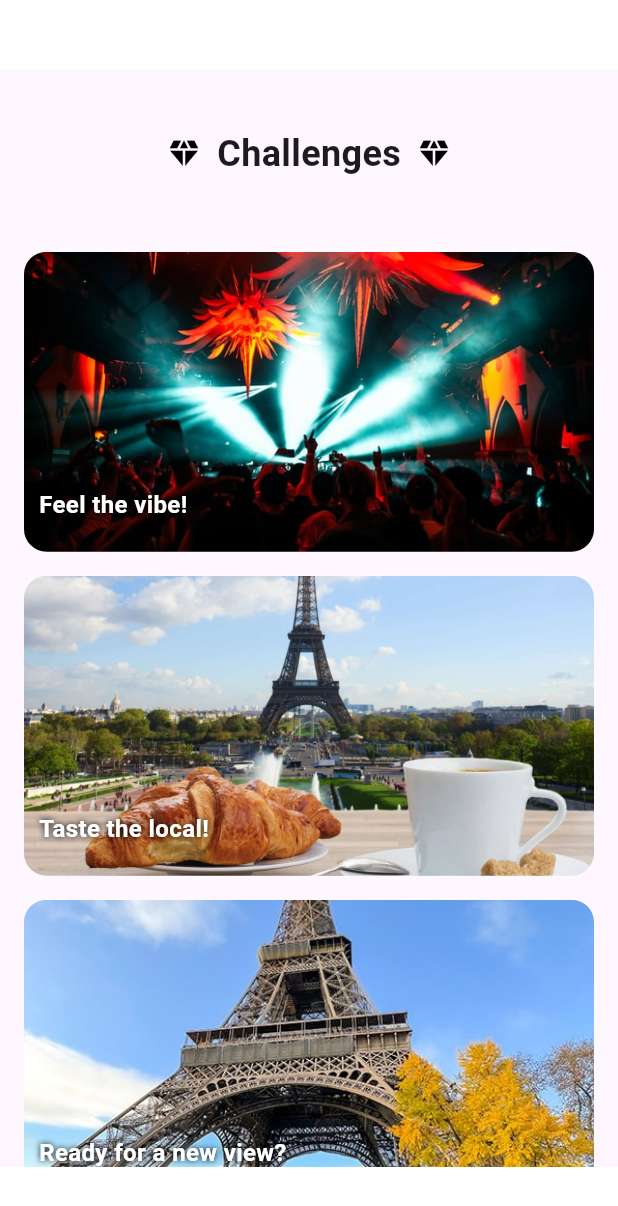
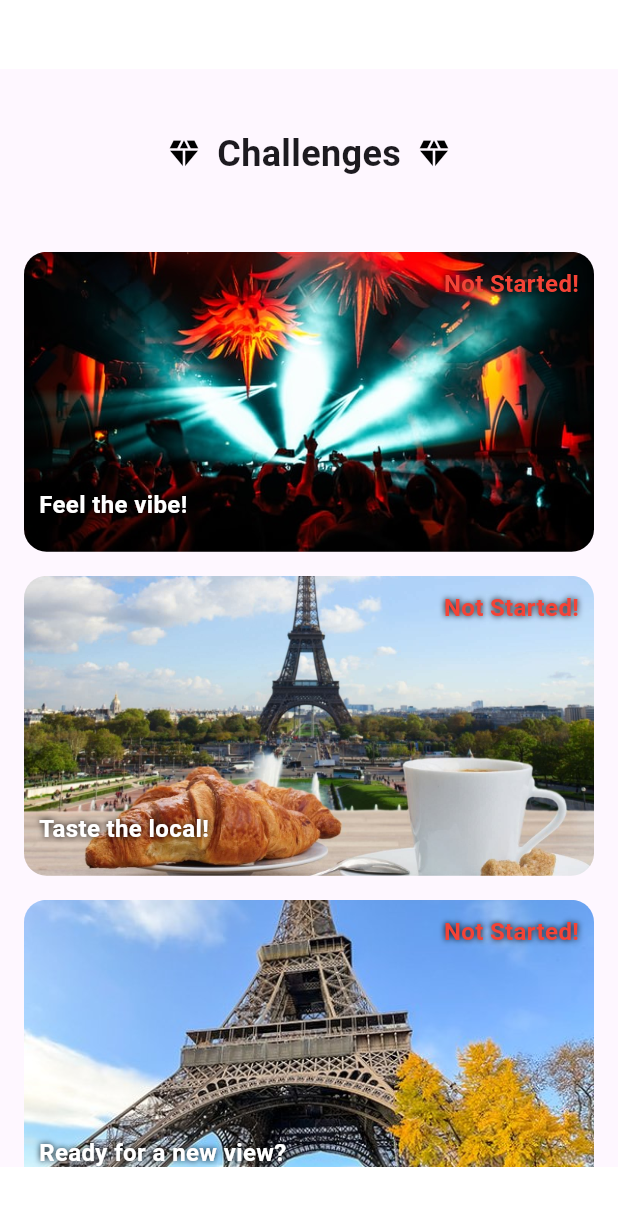
Before and after one commit to gtiso/Adventurize, a Flutter app: the ChallengesPage screen opened directly, on a phone screen of 412 x 824 dp. Shown: the top 1206 px of the screen. Run offline on Flutter 3.47's test engine with Material 3 defaults, Android fonts, the phone set to English and light mode, and no system bars; our stand-ins replace google_maps_flutter, sqflite_common_ffi; accounts and stored records are empty.

Commit message:
updated challenges

```diff
--- a/adventurize/lib/components/small_card.dart
+++ b/adventurize/lib/components/small_card.dart
@@ -40,6 +40,19 @@ class SmallCard extends StatelessWidget {
                     ),
                   ),
                 ),
+                Positioned(
+                  top: 10,
+                  right: 10,
+                  child: Text(
+                    challenge.shared == 0 ? "Not Started!" : "Completed!",
+                    style: TextStyle(
+                      color: challenge.shared == 1 ? Colors.green : Colors.red,
+                      fontSize: 16,
+                      fontWeight: FontWeight.bold,
+                      shadows: [Shadow(color: Colors.black, blurRadius: 5)],
+                    ),
+                  ),
+                ),
               ],
             ),
           ),
--- a/adventurize/lib/database/db_helper.dart
+++ b/adventurize/lib/database/db_helper.dart
@@ -79,7 +79,6 @@ class DatabaseHelper {
         title: maps[i]['title'],
         desc: maps[i]['desc'],
         photoPath: maps[i]['photoPath'],
-        status: maps[i]['status'],
         points: maps[i]['points'],
         shared: maps[i]['shared'],
       );
--- a/adventurize/lib/database/demo_data.dart
+++ b/adventurize/lib/database/demo_data.dart
@@ -9,7 +9,6 @@ Future<void> insData() async {
     desc:
         'Show us the energy of Paris after dark. Whether its a vibrant club, a cozy bar, or the sparkling city lights. Snap a photo that captures the magic of the night!',
     points: 700,
-    status: 'Not Started',
     photoPath: 'lib/assets/challenges/vibe.jpg',
   ));
 
@@ -18,7 +17,6 @@ Future<void> insData() async {
     desc:
         'Capture a photo of a delicious local dish that represents the heart of Parisian cuisine. Whether it’s a fresh croissant, or a colorful macaron, let your plate tell a story!  Bon appétit!',
     points: 300,
-    status: 'Not Started',
     photoPath: 'lib/assets/challenges/food.jpg',
   ));
 
@@ -27,7 +25,6 @@ Future<void> insData() async {
     desc:
         'Take a photo of the Eiffel Tower! Whether it is a classic shot or something unique, capture its beauty from any angle you like.  Show off your creativity and stand out with your best snap! ',
     points: 800,
-    status: 'Not Started',
     photoPath: 'lib/assets/challenges/view.jpg',
   ));
 
@@ -36,7 +33,6 @@ Future<void> insData() async {
     desc:
         'Take a photo of this stunning spot overlooking the Eiffel Tower, framed by the geometric patterns of the Trocadéro plaza. Whether it’s sunrise, sunset, or midday, showcase the beauty of this breathtaking location!',
     points: 900,
-    status: 'Not Started',
     photoPath: 'lib/assets/challenges/step.jpg',
   ));
 }
--- a/adventurize/lib/main.dart
+++ b/adventurize/lib/main.dart
@@ -1,3 +1,4 @@
+import 'package:adventurize/pages/challenges_page.dart';
 import 'package:flutter/material.dart';
 import 'pages/login_page.dart';
 import 'package:adventurize/pages/main_page.dart';
@@ -32,7 +33,7 @@ class MyApp extends StatelessWidget {
       theme: ThemeData(
         primarySwatch: Colors.blue,
       ),
-      home: MainPage(),
+      home: ChallengesPage(),
     );
   }
 }
--- a/adventurize/lib/models/challenge_model.dart
+++ b/adventurize/lib/models/challenge_model.dart
@@ -9,7 +9,6 @@ class Challenge {
   final String title;
   final String desc;
   final String? photoPath;
-  final String status;
   final int shared;
   final int? points;
 
@@ -18,7 +17,6 @@ class Challenge {
     required this.title,
     required this.desc,
     this.photoPath,
-    required this.status,
     this.shared = 0,
     this.points,
   });
@@ -29,7 +27,6 @@ class Challenge {
       'title': title,
       'desc': desc,
       'photoPath': photoPath,
-      'status': status,
       'shared': shared,
       'points': points,
     };
@@ -41,7 +38,6 @@ class Challenge {
       title: map['title'],
       desc: map['desc'],
       photoPath: map['photoPath'],
-      status: map['status'],
       shared: map['shared'],
       points: map['points'],
     );
@@ -52,7 +48,6 @@ class Challenge {
     String? title,
     String? desc,
     String? photoPath,
-    String? status,
     int? shared,
     int? points,
   }) {
@@ -61,7 +56,6 @@ class Challenge {
       title: title ?? this.title,
       desc: desc ?? this.desc,
       photoPath: photoPath ?? this.photoPath,
-      status: status ?? this.status,
       shared: shared ?? this.shared,
       points: points ?? this.points,
     );
```
Also changed, not shown: adventurize/lib/components/big_card.dart (+22 -4 lines).
